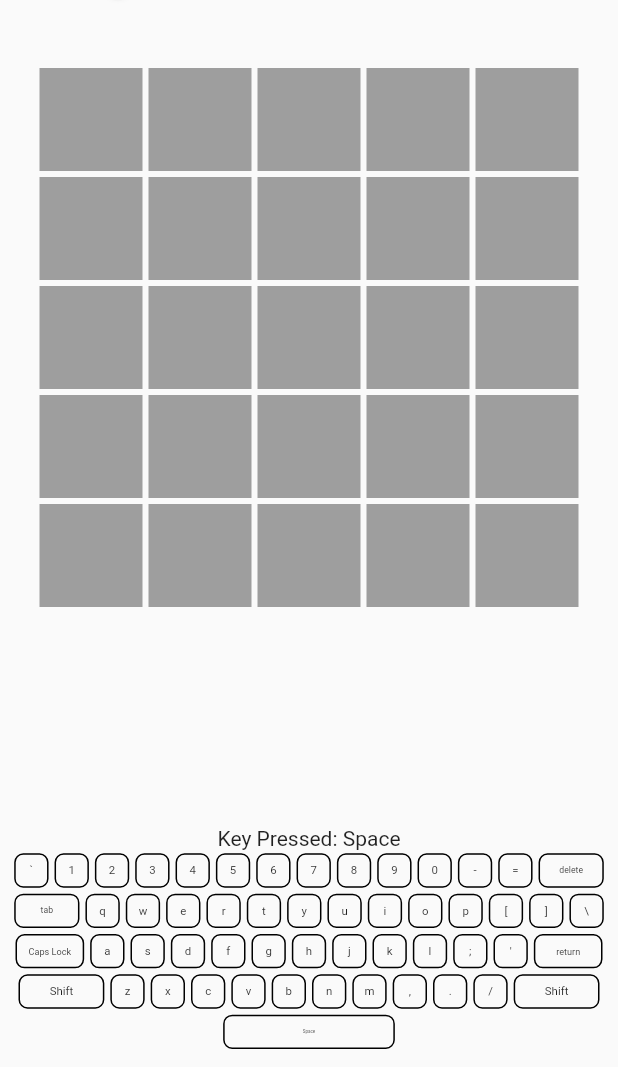
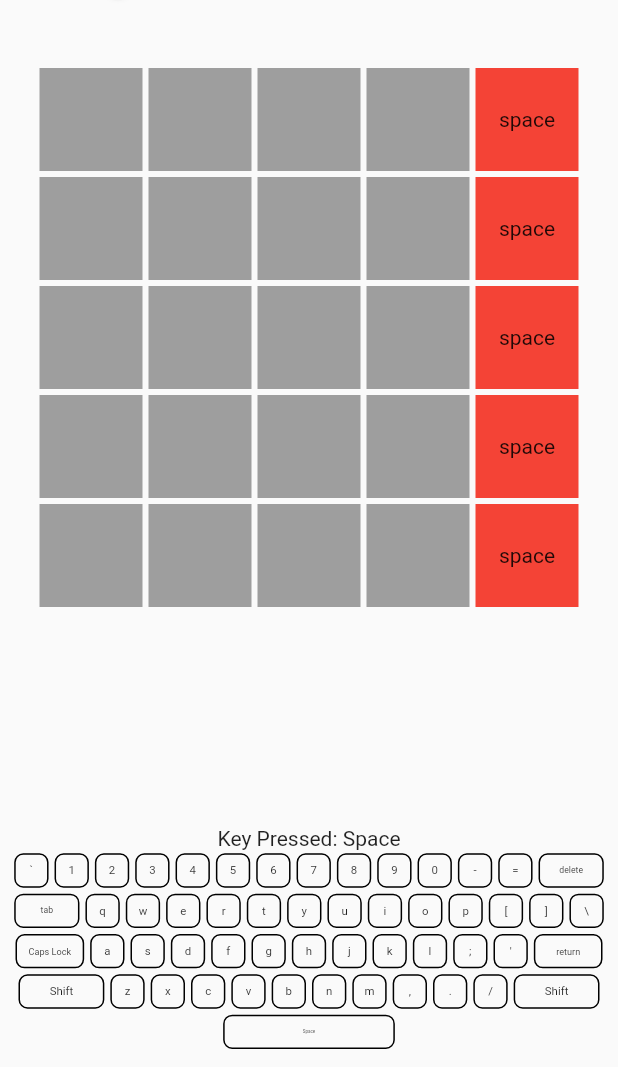
Before and after one commit to maheshj01/furdle, a Flutter app: the screen it shows after launch, after a tap on "delete", after a tap on "Space", on a phone screen of 412 x 824 dp, the part 169-1236 px from its top. Run offline on Flutter 3.47's test engine with Material 2 defaults, Android fonts, the phone set to English and light mode, and no system bars; our stand-ins replace go_router, shared_preferences.

Commit message:
pass key events to furdle

```diff
--- a/lib/main.dart
+++ b/lib/main.dart
@@ -1,6 +1,5 @@
 import 'package:flutter/foundation.dart';
 import 'package:flutter/material.dart';
-import 'package:flutter_template/pages/furdle.dart';
 import 'package:flutter_template/pages/home.dart';
 import 'package:flutter_template/utils/settings_controller.dart';
 import 'package:go_router/go_router.dart';
--- /dev/null
+++ b/lib/models/furdleState.dart
@@ -0,0 +1,84 @@
+import 'package:flutter/cupertino.dart';
+import 'package:flutter_template/pages/furdle.dart';
+
+class FCellState {
+  final String character;
+  final KeyState state;
+
+  FCellState({this.character = '', this.state = KeyState.isDefault});
+
+  FCellState.defaultState()
+      : character = '',
+        state = KeyState.isDefault;
+}
+
+class FState extends ChangeNotifier {
+  int _row = 0;
+
+  int get row => _row;
+
+  int _cellSize = 0;
+
+  int get cellSize => _cellSize;
+
+  set cellSize(int value) {
+    _cellSize = value;
+    notifyListeners();
+  }
+
+  set row(int value) {
+    _row = value;
+    notifyListeners();
+  }
+
+  final List<FCellState> _cells = [];
+
+  List<FCellState> get cells => _cells;
+
+  void addCell(FCellState cell) {
+    _cells.add(cell);
+    print('added cell ${cell.character} ${cell.state}');
+    notifyListeners();
+    computeSize();
+  }
+
+  void computeSize() {
+    int count = 0;
+    _cells.forEach((cell) {
+      if (cell.character.isNotEmpty) {
+        count++;
+      }
+    });
+    _cellSize = count;
+    notifyListeners();
+  }
+
+  void removeCell() {
+    _cells.removeLast();
+    computeSize();
+    notifyListeners();
+  }
+
+  void clear() {
+    _cells.clear();
+    notifyListeners();
+  }
+
+  set cells(List<FCellState> cells) {
+    _cells.clear();
+    _cells.addAll(cells);
+    notifyListeners();
+  }
+}
+
+class FurdleNotifier extends ValueNotifier<FState> {
+  FurdleNotifier(FState state) : super(state);
+
+  // void addCell(FCellState cell) {
+  //   value.addCell(cell);
+  // }
+
+  void notify(){
+    notifyListeners();
+  }
+}
--- a/lib/pages/furdle.dart
+++ b/lib/pages/furdle.dart
@@ -1,12 +1,26 @@
 import 'package:flutter/material.dart';
-import 'package:flutter_template/utils/utility.dart';
+import 'package:flutter_template/models/FurdleState.dart';
 
-enum KeyState { exists, notExists, misplaced, isDefault }
+enum KeyState {
+  /// letter is present in the right spot
+  exists,
+
+  /// letter is not present in any spot
+  notExists,
+
+  /// letter is present in the wrong spot
+  misplaced,
+
+  /// letter is empty
+  isDefault
+}
 
 class Furdle extends StatefulWidget {
+  int? size;
+  Furdle({Key? key, required this.isDark, required this.fState, this.size = 5})
+      : super(key: key);
   final bool isDark;
-
-  const Furdle({Key? key, required this.isDark}) : super(key: key);
+  FState fState;
 
   @override
   State<Furdle> createState() => _FurdleState();
@@ -15,41 +29,48 @@ class Furdle extends StatefulWidget {
 class _FurdleState extends State<Furdle> {
   @override
   Widget build(BuildContext context) {
-    print('isDark  ${widget.isDark}');
     return Column(
       children: [
         const SizedBox(
           height: 100,
         ),
-        FurdleGrid(),
+        FurdleGrid(
+          state: widget.fState,
+          gridSize: widget.size,
+        ),
       ],
     );
   }
 }
 
 class FurdleGrid extends StatelessWidget {
-  FurdleGrid({Key? key, this.size = 5}) : super(key: key);
+  FurdleGrid({Key? key, this.gridSize, required this.state}) : super(key: key);
 
-  final double? size;
+  final FState state;
+  final int? gridSize;
   double cellSize = 80;
+
   @override
   Widget build(BuildContext context) {
-    final kSize = MediaQuery.of(context).size.width / (size! + 1);
+    final kSize = MediaQuery.of(context).size.width / (gridSize! + 1);
     cellSize = kSize.clamp(40, 75);
+    print('${state.cells[0].character}');
+
     return Row(
       mainAxisAlignment: MainAxisAlignment.center,
       children: [
         Column(
           children: [
-            for (int i = 0; i < size!; i++)
+            for (int i = 0; i < gridSize!; i++)
               Row(
                 children: [
-                  for (int j = 0; j < size!; j++)
+                  for (int j = 0; j < gridSize!; j++)
                     FurdleCell(
                       i: i,
                       j: j,
                       cellSize: cellSize,
                       color: Colors.grey,
+                      cellState: state.cells[j],
                     ),
                 ],
               ),
@@ -65,22 +86,41 @@ class FurdleCell extends StatelessWidget {
   final int j;
   final double cellSize;
   final Color color;
+  FCellState? cellState;
 
-  const FurdleCell(
+  FurdleCell(
       {Key? key,
       required this.i,
       required this.j,
       required this.color,
+      this.cellState,
       this.cellSize = 80})
       : super(key: key);
 
+  Color stateToColor(KeyState state) {
+    switch (state) {
+      case KeyState.exists:
+        return Colors.green;
+      case KeyState.notExists:
+        return Colors.red;
+      case KeyState.misplaced:
+        return Colors.yellow;
+      case KeyState.isDefault:
+        return Colors.grey;
+    }
+  }
+
   @override
   Widget build(BuildContext context) {
+    cellState ??= FCellState.defaultState();
     return Container(
-      width: cellSize,
-      height: cellSize,
-      color: color,
-      margin: const EdgeInsets.all(2),
-    );
+        width: cellSize,
+        height: cellSize,
+        color: stateToColor(cellState!.state),
+        margin: const EdgeInsets.all(2),
+        alignment: Alignment.center,
+        child: Text(
+          cellState!.character,
+        ));
   }
 }
--- a/lib/pages/home.dart
+++ b/lib/pages/home.dart
@@ -1,5 +1,6 @@
 import 'package:flutter/material.dart';
 import 'package:flutter_template/main.dart';
+import 'package:flutter_template/models/FurdleState.dart';
 import 'package:flutter_template/pages/furdle.dart';
 import 'package:flutter_template/pages/keyboard.dart';
 
@@ -27,6 +28,42 @@ class _MyHomePageState extends State<MyHomePage> {
   void toggle() {
     settingsController.isFurdleMode = !settingsController.isFurdleMode;
     setState(() {});
+  }
+
+  FState fState = FState();
+  late FurdleNotifier furdleNotifier;
+  @override
+  void initState() {
+    // TODO: implement initState
+    super.initState();
+    for (int i = 0; i < _size; i++) {
+      fState.addCell(FCellState(character: '', state: KeyState.isDefault));
+    }
+    furdleNotifier = FurdleNotifier(fState);
+  }
+
+  /// grid size
+  int _size = 5;
+
+  String furdle = 'Hello';
+
+  KeyState characterToState(String letter) {
+    int index = containsIndex(letter);
+    if (index < 0) {
+      return KeyState.notExists;
+    } else if (isRightSpot(letter, index)) {
+      return KeyState.exists;
+    } else {
+      return KeyState.misplaced;
+    }
+  }
+
+  bool isRightSpot(String letter, int index) {
+    return furdle[index] == letter;
+  }
+
+  int containsIndex(letter) {
+    return furdle.toLowerCase().indexOf(letter);
   }
 
   @override
@@ -57,9 +94,15 @@ class _MyHomePageState extends State<MyHomePage> {
                     ),
                   ],
                 )),
-            Furdle(
-              isDark: settingsController.themeMode == ThemeMode.dark,
-            ),
+            ValueListenableBuilder<FState>(
+                valueListenable: furdleNotifier,
+                builder: (x, y, z) {
+                  return Furdle(
+                    isDark: settingsController.themeMode == ThemeMode.dark,
+                    fState: fState,
+                    size: _size,
+                  );
+                }),
             AnimatedPositioned(
               duration: const Duration(milliseconds: 1000),
               bottom: settingsController.isFurdleMode ? 40.0 : 10.0,
@@ -70,7 +113,19 @@ class _MyHomePageState extends State<MyHomePage> {
                 controller: textController,
                 isFurdleMode: settingsController.isFurdleMode,
                 onKeyEvent: (x) {
-                  print(x);
+                  final character = x.toLowerCase();
+                  if (character == 'enter' && fState.cellSize == _size) {
+                    fState.clear();
+                    fState.row++;
+                  } else if (character == 'delete' ||
+                      character == 'backspace') {
+                    fState.removeCell();
+                  } else {
+                    fState.addCell(FCellState(
+                        character: character,
+                        state: characterToState(character)));
+                  }
+                  furdleNotifier.notify();
                 },
               ),
             ),
--- a/lib/pages/keyboard.dart
+++ b/lib/pages/keyboard.dart
@@ -62,10 +62,12 @@ class _KeyBoardViewState extends State<KeyBoardView> {
     }
   }
 
+  /// update special Characters
   void updateBindrr(String x) {
     setState(() {
       bindrr.character = x;
     });
+    widget.onKeyEvent(bindrr.character);
   }
 
   @override
@@ -90,7 +92,10 @@ class _KeyBoardViewState extends State<KeyBoardView> {
             setState(() {
               bindrr.character = character;
             });
+            widget.onKeyEvent(bindrr.character);
           });
+
+          /// Special Key Events ![A-z]
           if (specialKeys != null && !widget.isFurdleMode) {
             for (var key in specialKeys.keys) {
               final specialKey = specialKeys[key];
@@ -101,7 +106,7 @@ class _KeyBoardViewState extends State<KeyBoardView> {
                       keySize: specialKey.size,
                       isPressed: isKeyPressed(key),
                       onPressed: (String character) {
-                        if (character == 'delete') {
+                        if (character == 'delete' && !widget.isFurdleMode) {
                           delete();
                         }
                         updateBindrr(character);
@@ -143,8 +148,6 @@ class _KeyBoardViewState extends State<KeyBoardView> {
                   bindrr.isPressed = false;
                 });
               });
-            }
-            if (widget.isFurdleMode) {
               widget.onKeyEvent(bindrr.character);
             }
           },
```
